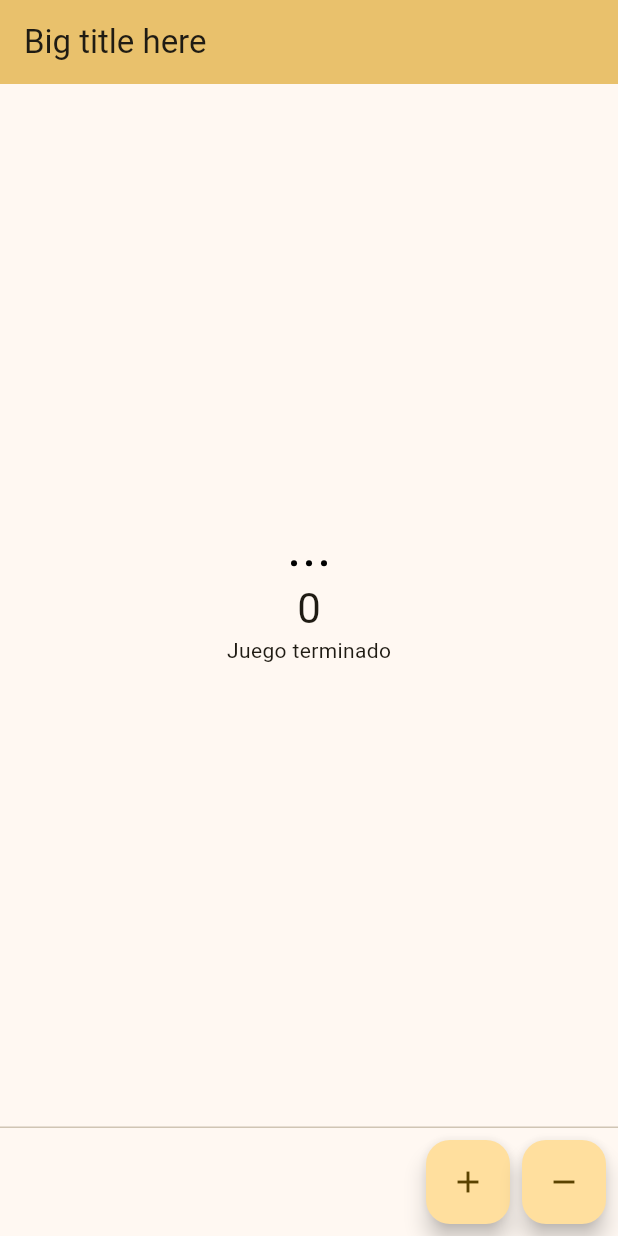
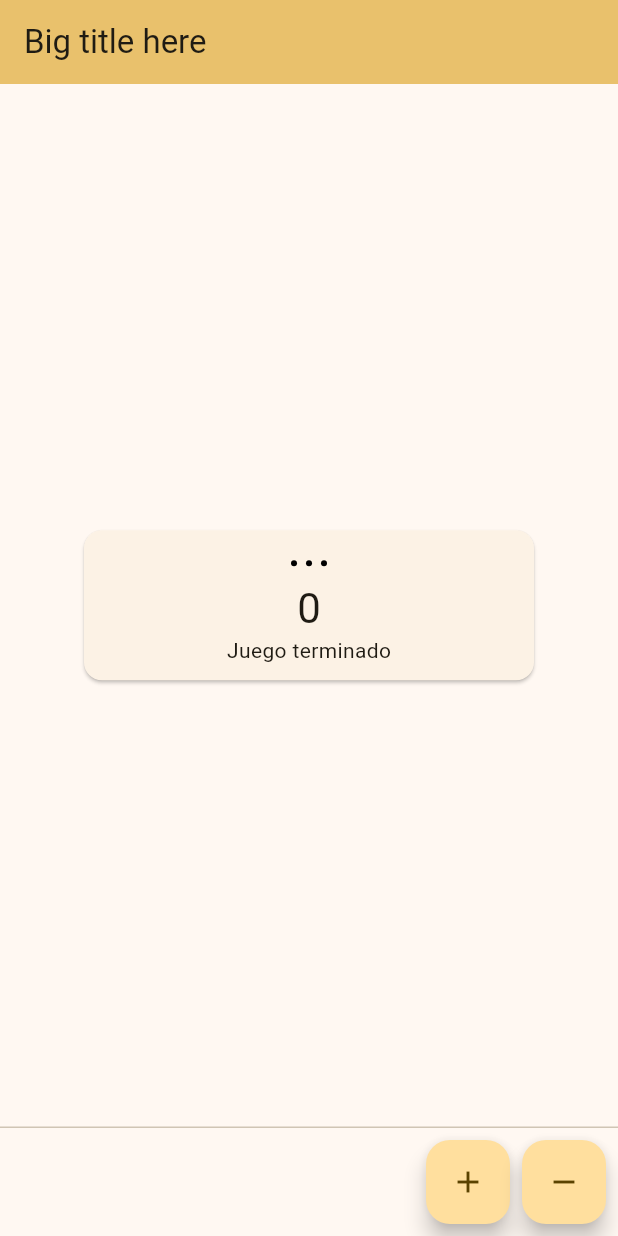
Before and after one commit to ansotomUtalca/laboratorio3, a Flutter app: the screen it shows after launch, on a phone screen of 412 x 824 dp. Run offline on Flutter 3.47's test engine with Material 3 defaults, Android fonts, the light colour scheme and no system bars; our stand-ins replace flutter_svg; Roboto replaces fonts that are missing (osaka-re).

Commit message:
Added card
Card widget added to complete instructions from last 5 and merge this to Development branch

```diff
--- a/lib/Pages/home.dart
+++ b/lib/Pages/home.dart
@@ -76,6 +76,16 @@ class _MyHomePageState extends State<MyHomePage> {
         title: Text(widget.title),
       ),
       body: Center(
+        child: Card(
+          clipBehavior: Clip.hardEdge,
+          child: InkWell(
+            splashColor: Colors.blue.withAlpha(30),
+            onTap: () {
+              debugPrint('Card tapped.');
+            },
+            child: SizedBox(
+              width: 300,
+              height: 100,
               child: Column(
                 mainAxisAlignment: MainAxisAlignment.center,
                 children: <Widget>[
@@ -88,6 +98,9 @@ class _MyHomePageState extends State<MyHomePage> {
                     _checkVictory(),
                   ),
                 ],
+              ),
+            ),
+          ),
         ),
       ),
       //floatingActionButton: FloatingActionButton(
```
Lines whose indentation alone changed are shown as unchanged.
